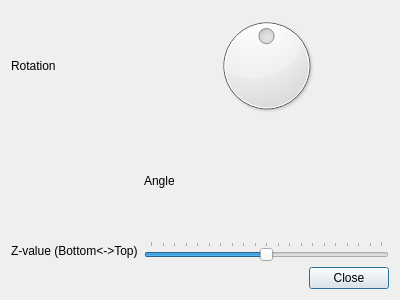
This is dialogs/edititemdialog.ui in vranki/ExtPlane-Panel as Qt 5 draws it before an edit. The edited form follows.
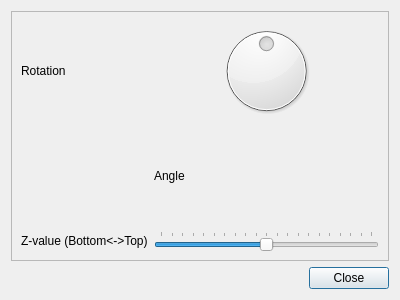
This is the edited form.

The edit to the form file:
```diff
--- a/dialogs/edititemdialog.ui
+++ b/dialogs/edititemdialog.ui
@@ -13,6 +13,21 @@
   <property name="windowTitle">
    <string>Dialog</string>
   </property>
+  <layout class="QVBoxLayout" name="verticalLayout_2">
+   <item>
+    <widget class="QScrollArea" name="scrollArea">
+     <property name="widgetResizable">
+      <bool>true</bool>
+     </property>
+     <widget class="QWidget" name="scrollAreaWidgetContents">
+      <property name="geometry">
+       <rect>
+        <x>0</x>
+        <y>0</y>
+        <width>380</width>
+        <height>247</height>
+       </rect>
+      </property>
   <layout class="QVBoxLayout" name="verticalLayout">
    <item>
     <layout class="QGridLayout" name="itemPropertiesGrid">
@@ -64,6 +79,10 @@
       </widget>
      </item>
     </layout>
+       </item>
+      </layout>
+     </widget>
+    </widget>
    </item>
    <item>
     <widget class="QDialogButtonBox" name="buttonBox">
```
Lines whose indentation alone changed are shown as unchanged.
